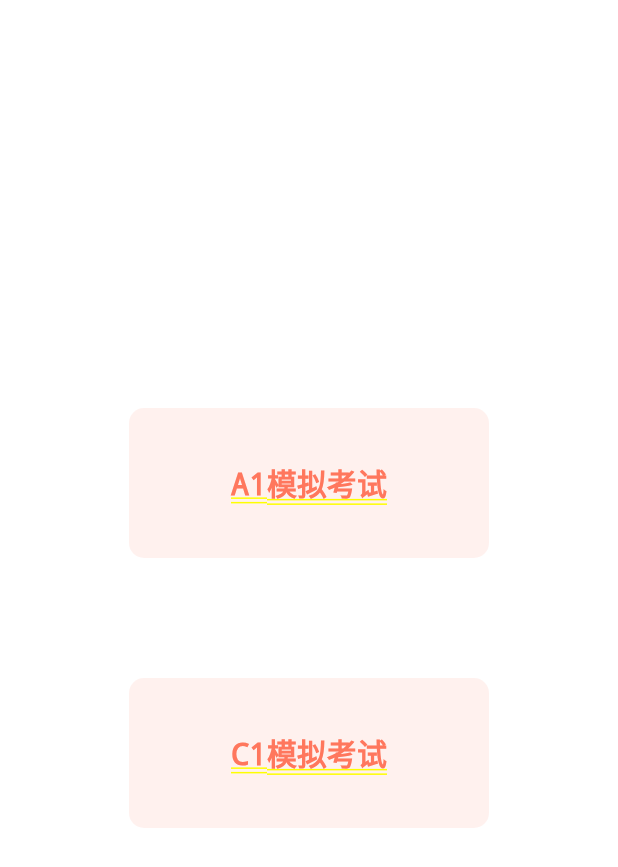
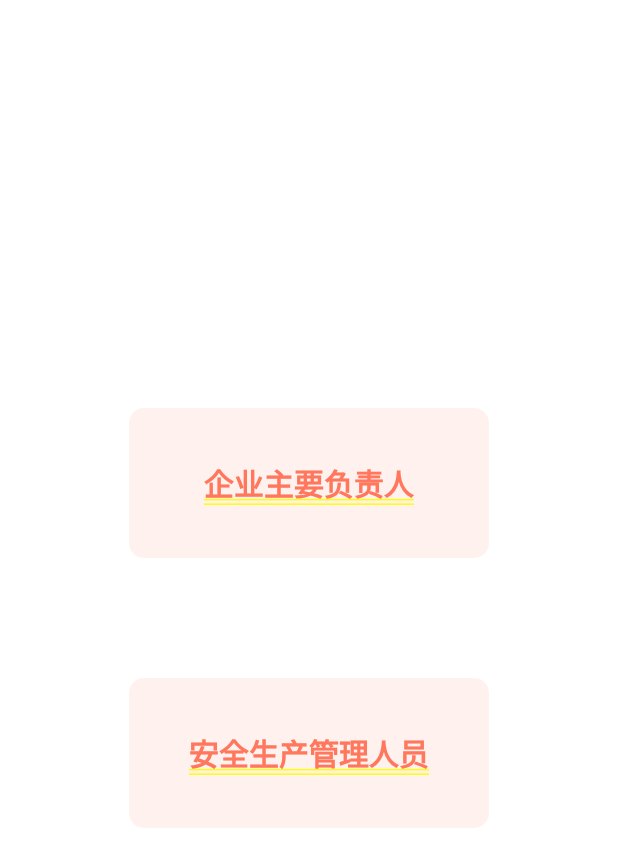
Before and after one commit to 214132049/jiakao, a Flutter app: the screen it shows after launch, on a phone screen of 412 x 824 dp. Shown: the top 867 px of the screen. Run offline on Flutter 3.47's test engine with Material 2 defaults, Android fonts, the light colour scheme and no system bars; our stand-ins replace chips_choice, device_info, flutter_easyloading, flutter_screenutil, percent_indicator, shared_preferences; missing offline and left inert: fluwx, tobias; network calls fail.

Commit message:
feat: 修改金额、按钮文案

```diff
--- a/lib/homePage.dart
+++ b/lib/homePage.dart
@@ -202,7 +202,7 @@ class HomePageState extends State<HomePage> {
                   Container(
                     margin: EdgeInsets.only(bottom: 10.0),
                     child: Text(
-                      '开通考试，需要支付100元',
+                      '开通考试，需要支付50元',
                       style: TextStyle(fontSize: 16.0),
                     ),
                   ),
@@ -290,7 +290,7 @@ class HomePageState extends State<HomePage> {
       mainAxisAlignment: MainAxisAlignment.center,
       children: [
         GestureDetector(
-          onTap: () => _showModal('A'),
+          onTap: () => _showModal('1'),
           child: Container(
               width: 240.0,
               height: 100.0,
@@ -298,11 +298,11 @@ class HomePageState extends State<HomePage> {
               decoration: BoxDecoration(
                   borderRadius: BorderRadius.circular(10.0),
                   color: Color.fromRGBO(255, 119, 93, 0.1)),
-              child: Text('A1模拟考试',
+              child: Text('企业主要负责人',
                   style: TextStyle(fontSize: 20.0, color: Color(0xffff775d)))),
         ),
         GestureDetector(
-          onTap: () => _showModal('C'),
+          onTap: () => _showModal('2'),
           child: Container(
               width: 240.0,
               height: 100.0,
@@ -311,7 +311,7 @@ class HomePageState extends State<HomePage> {
               decoration: BoxDecoration(
                   borderRadius: BorderRadius.circular(10.0),
                   color: Color.fromRGBO(255, 119, 93, 0.1)),
-              child: Text('C1模拟考试',
+              child: Text('安全生产管理人员',
                   style: TextStyle(fontSize: 20.0, color: Color(0xffff775d)))),
         )
       ],
--- a/lib/questionPage.dart
+++ b/lib/questionPage.dart
@@ -98,7 +98,7 @@ class QuestionState extends State<QuestionPage> {
       String androidId = await deviceInfo.getDeviceInfo();
       var url = '$apiHost/api/getQuestions';
       var response = await http.post(url, body: {
-        'type': _type,
+        'type': int.parse(_type),
         'deviceId': androidId
       }).timeout(Duration(seconds: 30));
       if (response.statusCode != 200) {
```
